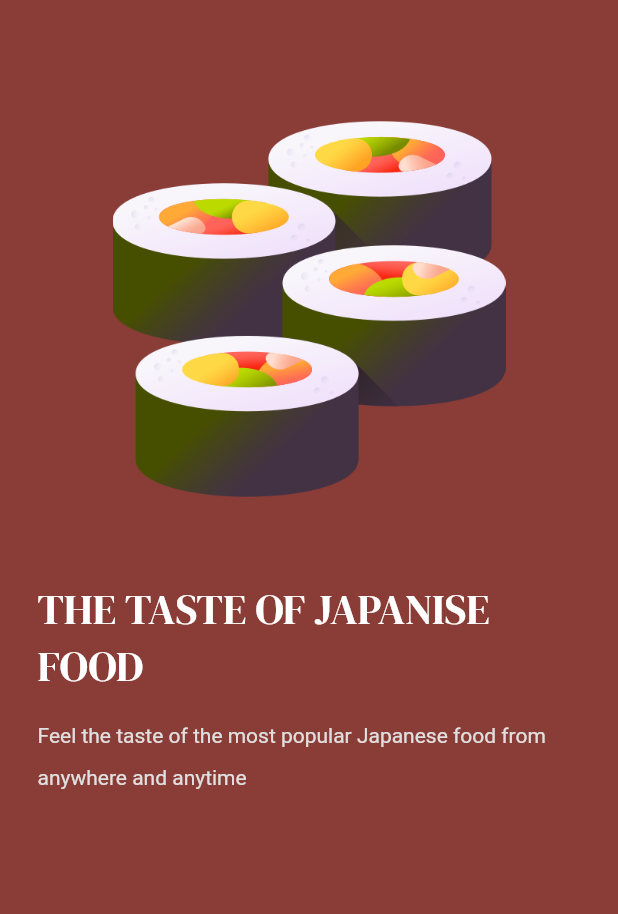
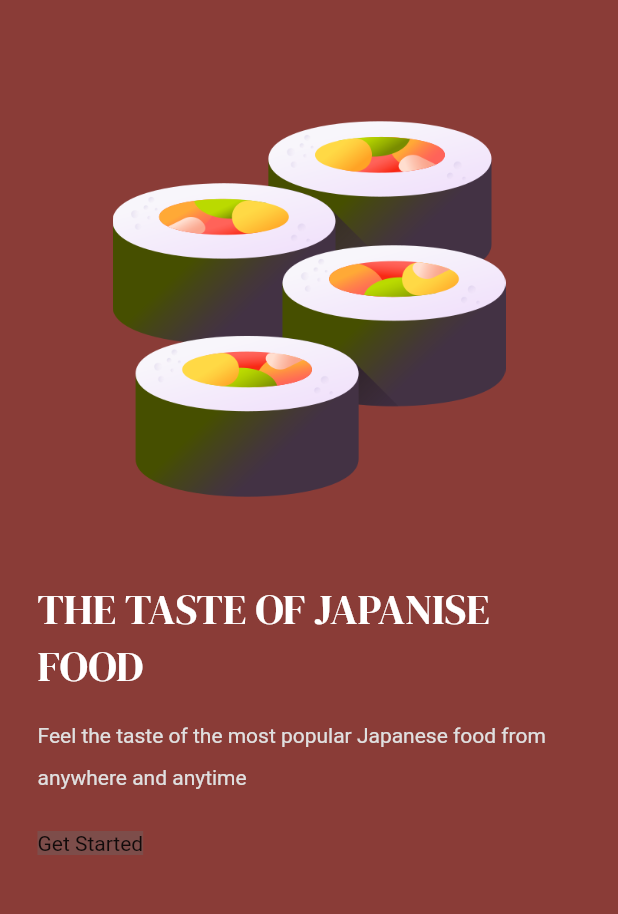
Before and after one commit to fbnjeje/Flutter_Road_Map, a Flutter app: the screen it shows after launch, on a phone screen of 412 x 824 dp, the part 132-1046 px from its top. Run offline on Flutter 3.47's test engine with Material 2 defaults, Android fonts, the phone set to English and light mode, and no system bars; our stand-ins replace dio, google_fonts.

Commit message:
add a widget button with aja thing

```diff
--- /dev/null
+++ b/sushi app/sushi_app/lib/components/button.dart
@@ -0,0 +1,14 @@
+import 'package:flutter/material.dart';
+
+class MyButton extends StatelessWidget {
+  final String text;
+  const MyButton({super.key, required this.text});
+
+  @override
+  Widget build(BuildContext context) {
+    return Container(
+      decoration: const BoxDecoration(color: Color.fromARGB(255, 125, 77, 74)),
+      child: Text(text),
+    );
+  }
+}
--- a/sushi app/sushi_app/lib/screens/intro_page.dart
+++ b/sushi app/sushi_app/lib/screens/intro_page.dart
@@ -1,5 +1,6 @@
 import 'package:flutter/material.dart';
 import 'package:google_fonts/google_fonts.dart';
+import 'package:sushi_app/components/button.dart';
 
 class IntroPage extends StatelessWidget {
   const IntroPage({super.key});
@@ -53,9 +54,15 @@ class IntroPage extends StatelessWidget {
             Text(
               "Feel the taste of the most popular Japanese food from anywhere and anytime",
               style: TextStyle(color: Colors.grey[300], height: 2),
-            )
+            ),
+
+            //SPACE
+
+            const SizedBox(height: 25),
 
             //getStarted button
+
+            const MyButton(text: "Get Started")
           ],
         ),
       ),
```
